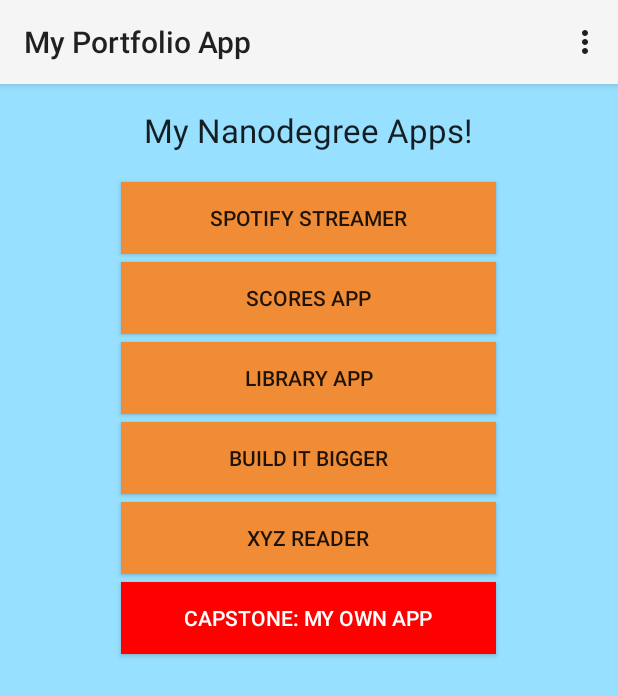
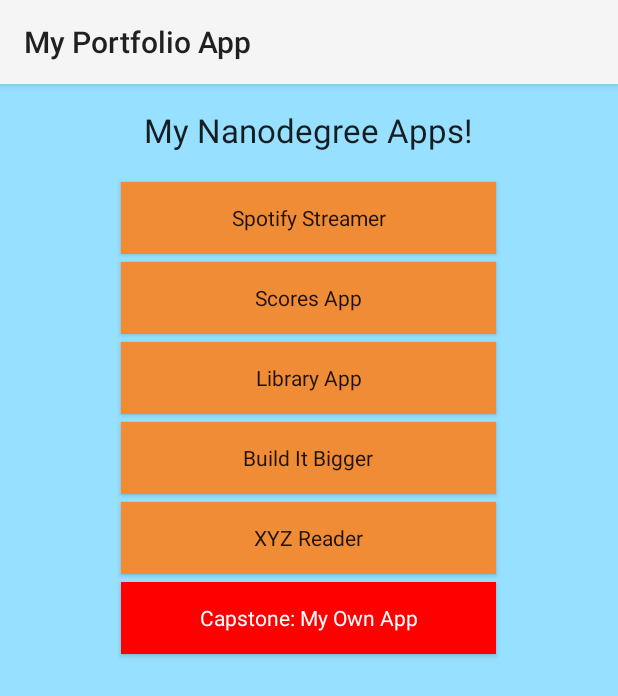
Before and after one commit to hbaxamoosa/Project0, an Android app: the screen it shows after launch (MainActivity), on a phone screen of 412 x 824 dp. Shown: the top 696 px of the screen. Run offline under Robolectric (Android 15) with nearby library versions, the phone set to English and light mode, and no system bars.

Commit message:
Incorporated feedback from Udacity reviewer.

```diff
--- a/app/build.gradle
+++ b/app/build.gradle
@@ -6,7 +6,7 @@ android {
 
     defaultConfig {
         applicationId "com.android.nanodegree.project0"
-        minSdkVersion 21
+        minSdkVersion 14
         targetSdkVersion 23
         versionCode 1
         versionName "1.0"
--- a/app/src/main/java/com/android/nanodegree/project0/MainActivity.java
+++ b/app/src/main/java/com/android/nanodegree/project0/MainActivity.java
@@ -2,10 +2,7 @@ package com.android.nanodegree.project0;
 
 import android.app.Activity;
 import android.os.Bundle;
-import android.view.Menu;
-import android.view.MenuItem;
 import android.view.View;
-import android.widget.Button;
 import android.widget.Toast;
 
 public class MainActivity extends Activity {
@@ -16,57 +13,32 @@ public class MainActivity extends Activity {
     protected void onCreate(Bundle savedInstanceState) {
         super.onCreate(savedInstanceState);
         setContentView(R.layout.activity_main);
+    }
 
-        Button button01 = (Button) findViewById(R.id.button1);
-        Button button02 = (Button) findViewById(R.id.button2);
-        Button button03 = (Button) findViewById(R.id.button3);
-        Button button04 = (Button) findViewById(R.id.button4);
-        Button button05 = (Button) findViewById(R.id.button5);
-        Button button06 = (Button) findViewById(R.id.button6);
-
-        button01.setOnClickListener(new View.OnClickListener() {
-            @Override
-            public void onClick(View v) {
+    public void spotifyStreamer(View view) {
         Toast.makeText(getApplicationContext(), "This button will launch Spotify Streamer", Toast.LENGTH_SHORT).show();
     }
-        });
 
-        button02.setOnClickListener(new View.OnClickListener() {
-            @Override
-            public void onClick(View v) {
+    public void scoresApp(View view) {
         Toast.makeText(getApplicationContext(), "This button will launch Scores App", Toast.LENGTH_SHORT).show();
     }
-        });
 
-        button03.setOnClickListener(new View.OnClickListener() {
-            @Override
-            public void onClick(View v) {
+    public void libraryApp(View view) {
         Toast.makeText(getApplicationContext(), "This button will launch Library App", Toast.LENGTH_SHORT).show();
     }
-        });
 
-        button04.setOnClickListener(new View.OnClickListener() {
-            @Override
-            public void onClick(View v) {
+    public void buildItBigger(View view) {
         Toast.makeText(getApplicationContext(), "This button will launch Build It Bigger", Toast.LENGTH_SHORT).show();
     }
-        });
 
-        button05.setOnClickListener(new View.OnClickListener() {
-            @Override
-            public void onClick(View v) {
+    public void xyzReader(View view) {
         Toast.makeText(getApplicationContext(), "This button will launch XYZ Reader", Toast.LENGTH_SHORT).show();
     }
-        });
 
-        button06.setOnClickListener(new View.OnClickListener() {
-            @Override
-            public void onClick(View v) {
-                Toast.makeText(getApplicationContext(), "This button will launch my Own App", Toast.LENGTH_SHORT).show();
+    public void capstone(View view) {
+        Toast.makeText(getApplicationContext(), "This button will launch my Capstone App", Toast.LENGTH_SHORT).show();
     }
-        });
-    }
-
+/*
     @Override
     public boolean onCreateOptionsMenu(Menu menu) {
         // Inflate the menu; this adds items to the action bar if it is present.
@@ -87,5 +59,5 @@ public class MainActivity extends Activity {
         }
 
         return super.onOptionsItemSelected(item);
+    }*/
 }
-}
--- a/app/src/main/res/layout/activity_main.xml
+++ b/app/src/main/res/layout/activity_main.xml
@@ -1,82 +1,62 @@
-<RelativeLayout xmlns:android="http://schemas.android.com/apk/res/android"
+<LinearLayout xmlns:android="http://schemas.android.com/apk/res/android"
     xmlns:tools="http://schemas.android.com/tools"
-    android:layout_width="match_parent"
-    android:layout_height="match_parent"
+    android:layout_width="fill_parent"
+    android:layout_height="fill_parent"
+    android:background="@color/main_activity_background"
+    android:orientation="vertical"
+    android:paddingBottom="@dimen/activity_vertical_margin"
     android:paddingLeft="@dimen/activity_horizontal_margin"
     android:paddingRight="@dimen/activity_horizontal_margin"
     android:paddingTop="@dimen/activity_vertical_margin"
-    android:paddingBottom="@dimen/activity_vertical_margin"
-    tools:context=".MainActivity"
-    android:background="#97e0ff">
+    tools:context=".MainActivity">
 
     <TextView
+        android:id="@+id/textView"
         android:layout_width="wrap_content"
         android:layout_height="wrap_content"
-        android:textAppearance="?android:attr/textAppearanceLarge"
+        android:layout_gravity="center_horizontal"
         android:text="@string/project0_title"
-        android:id="@+id/textView"
-        android:layout_alignParentTop="true"
-        android:layout_centerHorizontal="true" />
+        android:textAppearance="?android:attr/textAppearanceLarge" />
 
     <Button
-        android:layout_width="@dimen/project0_button_width"
-        android:layout_height="wrap_content"
-        android:text="Spotify Streamer"
-        android:id="@+id/button1"
-        android:layout_below="@+id/textView"
+        android:id="@+id/btn_spotify_streamer"
+        style="@style/buttons"
         android:layout_marginTop="20dp"
-        android:layout_centerHorizontal="true"
-        android:background="#F08C35" />
+        android:onClick="spotifyStreamer"
+        android:text="@string/btn_spotify_streamer" />
 
     <Button
-        android:layout_width="@dimen/project0_button_width"
-        android:layout_height="wrap_content"
-        android:text="Scores App"
-        android:id="@+id/button2"
+        android:id="@+id/btn_scores_app"
+        style="@style/buttons"
         android:layout_marginTop="@dimen/project0_button_margins"
-        android:layout_below="@+id/button1"
-        android:layout_centerHorizontal="true"
-        android:background="#F08C35" />
+        android:onClick="scoresApp"
+        android:text="@string/btn_scores_app" />
 
     <Button
-        android:layout_width="@dimen/project0_button_width"
-        android:layout_height="wrap_content"
-        android:text="Library App"
-        android:id="@+id/button3"
-        android:layout_below="@+id/button2"
+        android:id="@+id/btn_library_app"
+        style="@style/buttons"
         android:layout_marginTop="@dimen/project0_button_margins"
-        android:layout_centerHorizontal="true"
-        android:background="#F08C35" />
+        android:onClick="libraryApp"
+        android:text="@string/btn_library_app" />
 
     <Button
-        android:layout_width="@dimen/project0_button_width"
-        android:layout_height="wrap_content"
-        android:text="Build It Bigger"
-        android:id="@+id/button4"
+        android:id="@+id/btn_build_it_bigger"
+        style="@style/buttons"
         android:layout_marginTop="@dimen/project0_button_margins"
-        android:layout_below="@+id/button3"
-        android:layout_centerHorizontal="true"
-        android:background="#F08C35" />
+        android:onClick="buildItBigger"
+        android:text="@string/btn_build_it_bigger" />
 
     <Button
-        android:layout_width="@dimen/project0_button_width"
-        android:layout_height="wrap_content"
-        android:text="XYZ Reader"
-        android:id="@+id/button5"
+        android:id="@+id/btn_xyz_reader"
+        style="@style/buttons"
         android:layout_marginTop="@dimen/project0_button_margins"
-        android:layout_below="@+id/button4"
-        android:layout_centerHorizontal="true"
-        android:background="#F08C35" />
+        android:onClick="xyzReader"
+        android:text="@string/btn_xyz_reader" />
 
     <Button
-        android:layout_width="@dimen/project0_button_width"
-        android:layout_height="wrap_content"
-        android:text="Capstone: My Own App"
-        android:id="@+id/button6"
+        android:id="@+id/btn_capstone"
+        style="@style/button_capstone"
         android:layout_marginTop="@dimen/project0_button_margins"
-        android:layout_below="@+id/button5"
-        android:layout_centerHorizontal="true"
-        android:background="#fe0000"
-        android:allowUndo="true"
-        android:textColor="#ffffff" />
-</RelativeLayout>
+        android:onClick="capstone"
+        android:text="@string/btn_capstone" />
+</LinearLayout>
--- a/app/src/main/res/menu/menu_main.xml
+++ /dev/null
@@ -1,9 +0,0 @@
-<menu xmlns:android="http://schemas.android.com/apk/res/android"
-    xmlns:tools="http://schemas.android.com/tools"
-    tools:context=".MainActivity">
-    <item
-        android:id="@+id/action_settings"
-        android:title="@string/action_settings"
-        android:orderInCategory="100"
-        android:showAsAction="never" />
-</menu>
--- a/app/src/main/res/values/color.xml
+++ b/app/src/main/res/values/color.xml
@@ -3,10 +3,8 @@
     <color name="style_color_primary">#2d5d82</color>
     <color name="style_color_primary_dark">#21425d</color>
     <color name="style_color_accent">#01bcd5</color>
-
     <color name="fab_color_pressed">#007787</color>
     <color name="fab_color_shadow">#44000000</color>
-
     <color name="btn_default_light_normal">#00000000</color>
     <color name="btn_default_light_pressed">#40ffffff</color>
     <color name="btn_send_normal">#02c754</color>
@@ -15,8 +13,7 @@
     <color name="btn_context_menu_normal">#ffffff</color>
     <color name="btn_context_menu_pressed">#40000000</color>
     <color name="btn_context_menu_text_red">#ffff0000</color>
-
     <color name="text_like_counter">#2b5a83</color>
-
     <color name="bg_comments">#ffffff</color>
+    <color name="main_activity_background">#97e0ff</color>
 </resources>
--- a/app/src/main/res/values/strings.xml
+++ b/app/src/main/res/values/strings.xml
@@ -4,4 +4,11 @@
     <string name="hello_world">Hello world!</string>
     <string name="action_settings">Settings</string>
     <string name="project0_title">My Nanodegree Apps!</string>
+
+    <string name="btn_spotify_streamer">Spotify Streamer</string>
+    <string name="btn_scores_app">Scores App</string>
+    <string name="btn_library_app">Library App</string>
+    <string name="btn_build_it_bigger">Build It Bigger</string>
+    <string name="btn_xyz_reader">XYZ Reader</string>
+    <string name="btn_capstone">Capstone: My Own App</string>
 </resources>
--- a/app/src/main/res/values/styles.xml
+++ b/app/src/main/res/values/styles.xml
@@ -5,4 +5,16 @@
         <item name="colorPrimaryDark">@color/style_color_primary_dark</item>
         <item name="colorAccent">@color/style_color_accent</item>
     </style>
+
+    <style name="buttons" parent="AppTheme">
+        <item name="android:layout_width">@dimen/project0_button_width</item>
+        <item name="android:layout_height">wrap_content</item>
+        <item name="android:layout_gravity">center_horizontal</item>
+        <item name="android:background">#F08C35</item>
+    </style>
+
+    <style name="button_capstone" parent="buttons">
+        <item name="android:background">#fe0000</item>
+        <item name="android:textColor">#ffffff</item>
+    </style>
 </resources>
```
Also changed, not shown: 1 other file. Lines whose indentation alone changed are shown as unchanged.
